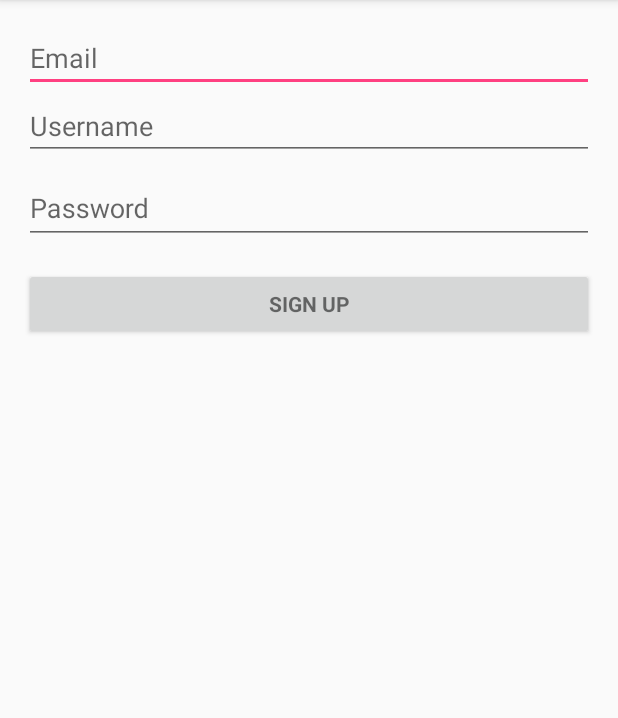
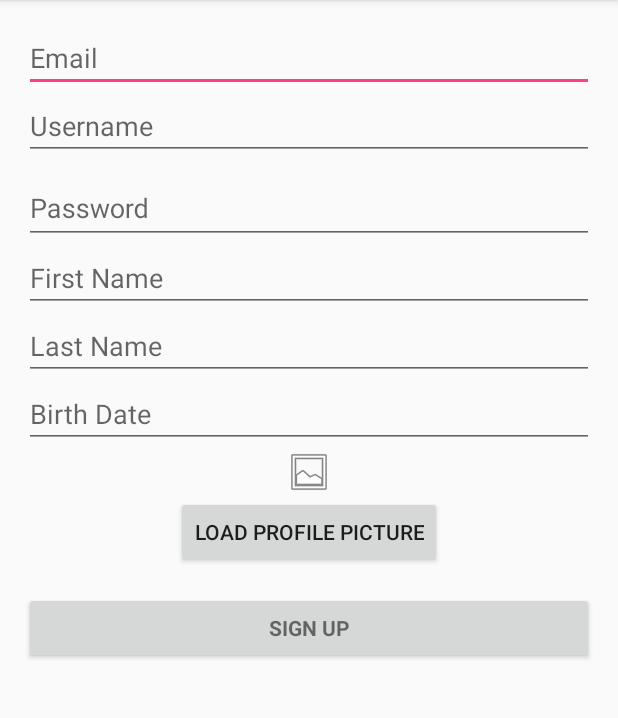
Before and after one commit to bounswe/bounswe2017group2, an Android app: the SignupActivity screen opened directly, with no data from a screen before it, on a phone screen of 412 x 824 dp, the part 84-802 px from its top. Run offline under Robolectric (Android 15) with nearby library versions, the phone set to English and light mode, and no system bars; pictures from the network do not load.

Commit message:
Signup page is updated

```diff
--- a/Android/app/src/main/java/com/swegroup2/lookingforconcerts/ConcertListActivity.java
+++ b/Android/app/src/main/java/com/swegroup2/lookingforconcerts/ConcertListActivity.java
@@ -1,10 +1,12 @@
 package com.swegroup2.lookingforconcerts;
 
 import android.content.Intent;
+import android.content.SharedPreferences;
 import android.os.Bundle;
 import android.support.v7.app.AppCompatActivity;
 import android.support.v7.widget.LinearLayoutManager;
 import android.support.v7.widget.RecyclerView;
+import android.support.v7.widget.SearchView;
 import android.util.Log;
 import android.view.View;
 import android.widget.Button;
@@ -27,6 +29,8 @@ public class ConcertListActivity extends AppCompatActivity implements ConcertLis
     private Button logoutButton;
 
     private Button profile;
+
+    private SearchView mSearch;
 
     String refreshToken = "";
     String accessToken = "";
--- a/Android/app/src/main/java/com/swegroup2/lookingforconcerts/RestInterfaceController.java
+++ b/Android/app/src/main/java/com/swegroup2/lookingforconcerts/RestInterfaceController.java
@@ -41,4 +41,7 @@ public interface RestInterfaceController {
     @POST("/searchartists/")
     Call<List<Artist>> searchForArtist(@Body Artist artist);
 
+    @POST("/upload_user_image/")
+    Call<UserResponse> uploadImage(@Body UserDto userDto );
+
 }
--- a/Android/app/src/main/java/com/swegroup2/lookingforconcerts/SignupActivity.java
+++ b/Android/app/src/main/java/com/swegroup2/lookingforconcerts/SignupActivity.java
@@ -5,14 +5,18 @@ import android.content.Intent;
 import android.content.Loader;
 import android.content.SharedPreferences;
 import android.database.Cursor;
+import android.net.Uri;
 import android.os.Bundle;
+import android.provider.MediaStore;
 import android.support.v7.app.AppCompatActivity;
+import android.util.Log;
 import android.view.KeyEvent;
 import android.view.View;
 import android.view.inputmethod.EditorInfo;
 import android.widget.AutoCompleteTextView;
 import android.widget.Button;
 import android.widget.EditText;
+import android.widget.ImageView;
 import android.widget.TextView;
 import android.widget.Toast;
 
@@ -30,13 +34,24 @@ import retrofit2.converter.gson.GsonConverterFactory;
 
 public class SignupActivity extends AppCompatActivity implements LoaderManager.LoaderCallbacks<Cursor> {
 
+    private static final int PICK_IMAGE = 100;
+    Uri imageURI;
     private EditText mEmailView;
     private EditText mUsernameView;
     private EditText mPasswordView;
+    private EditText mFirstName;
+    private EditText mLastName;
+    private EditText mBirthDate;
+    private ImageView mProfilePic;
 
     String email;
     String username;
     String password;
+    String firstname;
+    String lastname;
+    String birthdate;
+    String profilepic;
+
 
 
     @Override
@@ -47,6 +62,21 @@ public class SignupActivity extends AppCompatActivity implements LoaderManager.L
         mEmailView = (EditText) findViewById(R.id.email);
         mUsernameView = (EditText) findViewById(R.id.username);
         mPasswordView = (EditText) findViewById(R.id.password);
+        mFirstName = (EditText) findViewById(R.id.firstname);
+        mLastName = (EditText) findViewById(R.id.lastname);
+        //mBirthDate = (EditText) findViewById(R.id.birthdate);
+        mProfilePic = (ImageView) findViewById(R.id.profilepic);
+
+        Button mProfilePicButton = (Button) findViewById(R.id.profilepicbutton);
+
+        mProfilePicButton.setOnClickListener(new View.OnClickListener(){
+            @Override
+            public void onClick(View v){
+                openGallery();
+
+                uploadImage();
+            }
+        });
 
         Button mEmailSignUpButton = (Button) findViewById(R.id.email_sign_up_button);
 
@@ -56,17 +86,53 @@ public class SignupActivity extends AppCompatActivity implements LoaderManager.L
                 email = mEmailView.getText().toString().trim();
                 username = mUsernameView.getText().toString().trim();
                 password = mPasswordView.getText().toString().trim();
+                firstname = mFirstName.getText().toString().trim();
+                lastname = mLastName.getText().toString().trim();
+                //birthdate = mBirthDate.getText().toString().trim();
                 postRequestMethod();
 
-                SharedPreferences preferences = getSharedPreferences("PREFS", MODE_PRIVATE);
-                //String newUser = mEmailView.getText().toString();
 
-                SharedPreferences.Editor editor = preferences.edit();
+            }
+        });
+    }
 
-                //editor.putString(newUser, newUser);
-                editor.commit();
+    private void openGallery(){
+        Intent gallery = new Intent(Intent.ACTION_PICK, MediaStore.Images.Media.INTERNAL_CONTENT_URI);
+        startActivityForResult(gallery, PICK_IMAGE);
+    }
 
+    @Override
+    protected void onActivityResult(int requestCode, int resultCode, Intent data){
+        super.onActivityResult(requestCode, resultCode, data);
+        if(resultCode == RESULT_OK && requestCode == PICK_IMAGE){
+            imageURI = data.getData();
+            mProfilePic.setImageURI(imageURI);
+            Log.d("tag",imageURI.getPath());
+        }
+    }
 
+    public void uploadImage(){
+        Retrofit retrofit = new Retrofit.Builder()
+                .baseUrl("http://34.210.127.92:8000/")
+                .addConverterFactory(GsonConverterFactory.create())
+                .build();
+
+        RestInterfaceController controller = retrofit.create(RestInterfaceController.class);
+
+        UserDto userDto = new UserDto();
+        userDto.image = profilepic;
+
+        Call<UserResponse> call = controller.uploadImage(userDto);
+        call.enqueue(new Callback<UserResponse>() {
+            @Override
+            public void onResponse(Call<UserResponse> call, Response<UserResponse> response) {
+                Toast.makeText(SignupActivity.this, "UPLOADED", Toast.LENGTH_SHORT).show();
+            }
+
+            @Override
+            public void onFailure(Call<UserResponse> call, Throwable t) {
+
+                Toast.makeText(SignupActivity.this, t.getMessage(), Toast.LENGTH_SHORT).show();
             }
         });
     }
@@ -83,6 +149,10 @@ public class SignupActivity extends AppCompatActivity implements LoaderManager.L
         userDto.email = email;
         userDto.username = username;
         userDto.password = password;
+        userDto.firstName = firstname;
+        userDto.lastName = lastname;
+        //userDto.birthDate = birthdate;
+        //userDto.image = profilepic;
 
         Call<UserResponse> call = controller.signUp(userDto);
         call.enqueue(new Callback<UserResponse>() {
--- a/Android/app/src/main/java/com/swegroup2/lookingforconcerts/UserDto.java
+++ b/Android/app/src/main/java/com/swegroup2/lookingforconcerts/UserDto.java
@@ -42,9 +42,9 @@ public class UserDto {
     @Expose()
     public Boolean isActive;
 
-    @SerializedName("avatar")
+    @SerializedName("image")
     @Expose()
-    public Integer avatar;
+    public String image;
 
     @SerializedName("comments")
     @Expose()
--- a/Android/app/src/main/res/layout/activity_concert_list.xml
+++ b/Android/app/src/main/res/layout/activity_concert_list.xml
@@ -11,6 +11,10 @@
         android:layout_height="match_parent"
         android:orientation="vertical"
         tools:context="com.swegroup2.lookingforconcerts.ConcertListActivity">
+
+        <SearchView
+            android:layout_width="match_parent"
+            android:layout_height="wrap_content" />
 
         <Button
             android:id="@+id/create_concert_btn"
--- a/Android/app/src/main/res/layout/activity_signup.xml
+++ b/Android/app/src/main/res/layout/activity_signup.xml
@@ -1,4 +1,5 @@
 <LinearLayout xmlns:android="http://schemas.android.com/apk/res/android"
+    xmlns:app="http://schemas.android.com/apk/res-auto"
     xmlns:tools="http://schemas.android.com/tools"
     android:layout_width="match_parent"
     android:layout_height="match_parent"
@@ -45,7 +46,8 @@
             android:id="@+id/email_signup_form"
             android:layout_width="match_parent"
             android:layout_height="wrap_content"
-            android:orientation="vertical">
+            android:orientation="vertical"
+            android:weightSum="1">
 
             <android.support.design.widget.TextInputLayout
                 android:layout_width="match_parent"
@@ -67,9 +69,48 @@
                     android:imeOptions="actionUnspecified"
                     android:inputType="textPassword"
                     android:maxLines="1"
-                    android:singleLine="true"/>
+                    android:singleLine="true" />
 
             </android.support.design.widget.TextInputLayout>
+
+            <EditText
+                android:id="@+id/firstname"
+                android:layout_width="match_parent"
+                android:layout_height="wrap_content"
+                android:ems="10"
+                android:hint="First Name"
+                android:inputType="textPersonName" />
+
+            <EditText
+                android:id="@+id/lastname"
+                android:layout_width="match_parent"
+                android:layout_height="wrap_content"
+                android:ems="10"
+                android:hint="Last Name"
+                android:inputType="textPersonName" />
+
+
+            <EditText
+                android:id="@+id/birthdate"
+                android:layout_width="match_parent"
+                android:layout_height="wrap_content"
+                android:ems="10"
+                android:hint="Birth Date"
+                android:inputType="textPersonName" />
+
+            <ImageView
+                android:id="@+id/profilepic"
+                android:layout_width="match_parent"
+                android:layout_height="wrap_content"
+                app:srcCompat="@android:drawable/ic_menu_gallery" />
+
+            <Button
+                android:id="@+id/profilepicbutton"
+                android:layout_width="wrap_content"
+                android:layout_height="wrap_content"
+                android:layout_weight="0.57"
+                android:text="Load Profile Picture"
+                android:layout_gravity="center"/>
 
             <Button
                 android:id="@+id/email_sign_up_button"
@@ -78,7 +119,7 @@
                 android:layout_height="wrap_content"
                 android:layout_marginTop="16dp"
                 android:text="Sign Up"
-                android:textStyle="bold"/>
+                android:textStyle="bold" />
 
         </LinearLayout>
     </ScrollView>
```
Also changed, not shown: Android/app/src/main/java/com/swegroup2/lookingforconcerts/LoginActivity.java (+11 -0 lines).
